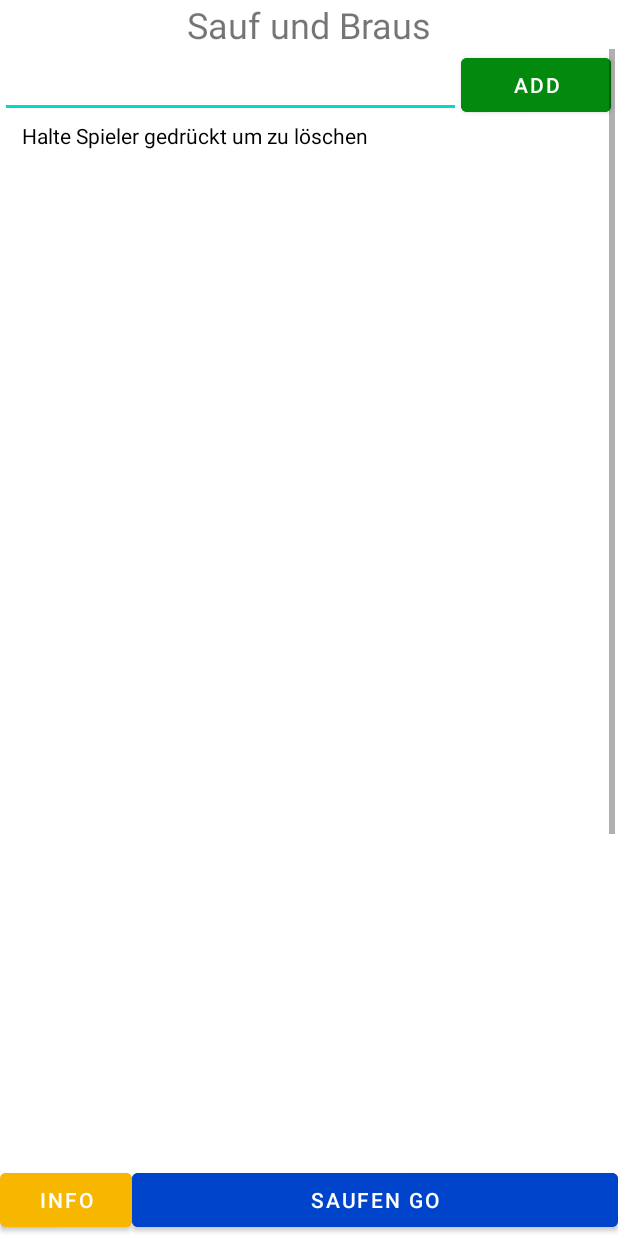
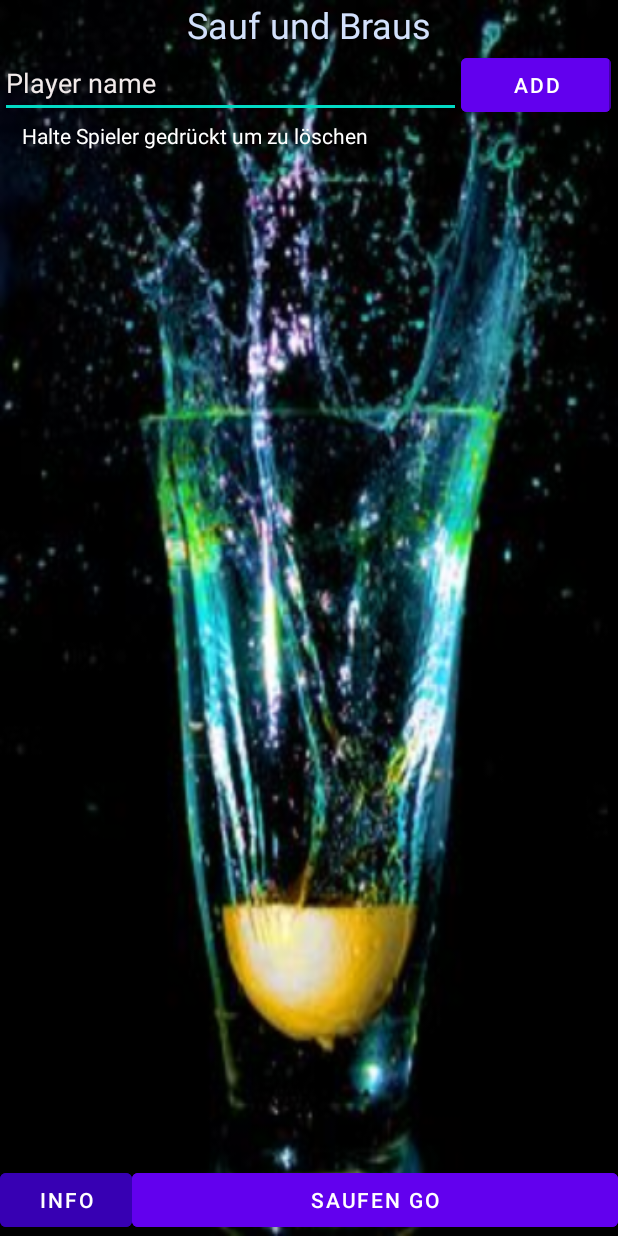
Before and after one commit to leondb999/4-sem-picolo, an Android app: the MainActivity screen opened directly, with no data from a screen before it, on a phone screen of 412 x 824 dp. Run offline under Robolectric (Android 15) with nearby library versions, the phone set to English and light mode, and no system bars.

Commit message:
Background image

```diff
--- a/app/src/main/res/layout/activity_main.xml
+++ b/app/src/main/res/layout/activity_main.xml
@@ -4,6 +4,8 @@
     xmlns:tools="http://schemas.android.com/tools"
     android:layout_width="match_parent"
     android:layout_height="match_parent"
+    android:background="@drawable/glas_zitrone"
+    android:scaleType = "center"
     tools:context=".MainActivity">
 
     <TextView
@@ -11,6 +13,7 @@
         android:layout_width="wrap_content"
         android:layout_height="wrap_content"
         android:text="Sauf und Braus"
+        android:textColor="@color/fragenliste_allgemein"
         android:textSize="24sp"
         app:layout_constraintBottom_toTopOf="@+id/scrollView3"
         app:layout_constraintEnd_toEndOf="parent"
@@ -22,6 +25,7 @@
         android:layout_width="410dp"
         android:layout_height="591dp"
         app:layout_constraintTop_toBottomOf="@+id/textView"
+
         tools:layout_editor_absoluteX="0dp">
 
         <LinearLayout
@@ -38,14 +42,18 @@
                 <EditText
                     android:id="@+id/edittext_player_name"
                     android:layout_width="307dp"
-                    android:layout_height="46dp" />
+                    android:layout_height="46dp"
+                    android:hint="Player name"
+                    android:textColor="@color/fragenliste_allgemein"
+                    android:textColorHighlight="#FFFFFF"
+                    android:textColorHint="#F1EAEA" />
 
                 <Button
                     android:id="@+id/button_add_player"
                     android:layout_width="100dp"
                     android:layout_height="wrap_content"
                     android:layout_marginEnd="4dp"
-                    android:backgroundTint="@color/green"
+                    android:backgroundTint="@color/purple_500"
                     android:text="Add" />
 
 
@@ -57,7 +65,7 @@
                 android:layout_height="20dp"
                 android:gravity="center"
                 android:text="Halte Spieler gedrückt um zu löschen"
-                android:textColor="#000000" />
+                android:textColor="#FFFFFF" />
 
             <ListView
                 android:id="@+id/listview_player_list"
@@ -82,14 +90,14 @@
             android:id="@+id/button_info"
             android:layout_width="wrap_content"
             android:layout_height="wrap_content"
-            android:backgroundTint="@color/yellow"
+            android:backgroundTint="@color/purple_700"
             android:text="Info" />
 
         <Button
             android:id="@+id/button_start_game"
             android:layout_width="match_parent"
             android:layout_height="wrap_content"
-            android:backgroundTint="@color/blue"
+            android:backgroundTint="@color/purple_500"
             android:text="Saufen Go" />
     </LinearLayout>
 
```
Also changed, not shown: app/src/main/res/drawable-v24/gin_glas.png (added), app/src/main/res/drawable-v24/glas_zitrone.jpg (added).
